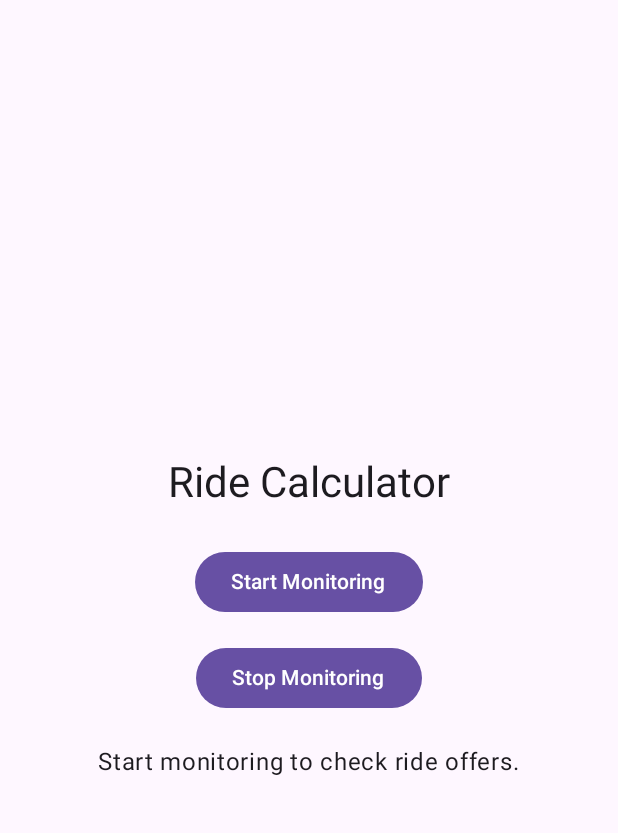
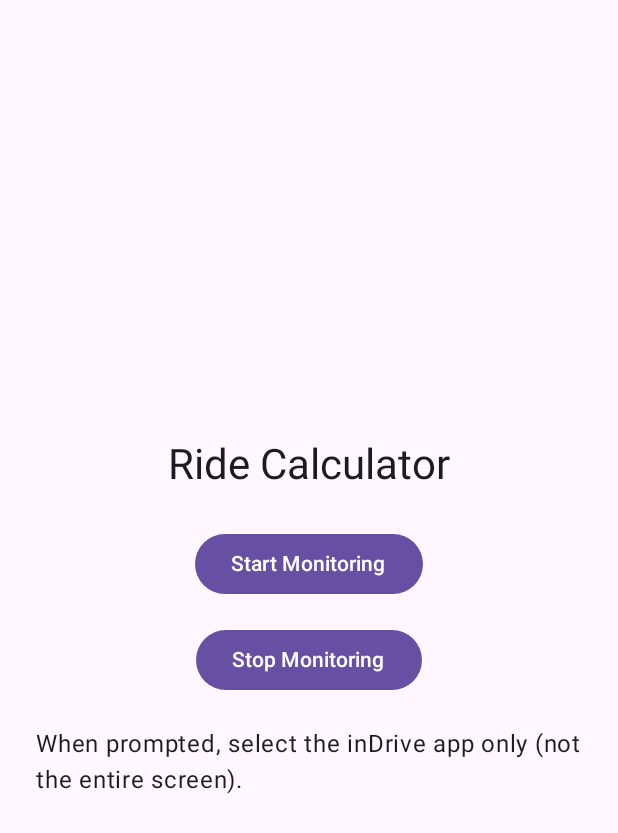
Before and after one commit to sohail25509/Ride-Calculator, an Android app built with Jetpack Compose: the screen it shows after launch (MainActivity), after a tap on "Stop Monitoring", on a phone screen of 412 x 824 dp. Shown: the top 833 px of the screen. Run offline under Robolectric (Android 15) with nearby library versions, the phone set to English and light mode, and no system bars.

Commit message:
Harden capture, stop flow, OCR diagnostics and ride decision tests

```diff
--- a/app/src/main/java/com/ridecalculator/app/MainActivity.kt
+++ b/app/src/main/java/com/ridecalculator/app/MainActivity.kt
@@ -65,7 +65,7 @@ class MainActivity : ComponentActivity() {
                         }
 
                         Spacer(modifier = Modifier.height(20.dp))
-                        Text("Start monitoring to check ride offers.")
+                        Text("When prompted, select the inDrive app only (not the entire screen).")
                     }
                 }
             }
@@ -95,10 +95,7 @@ class MainActivity : ComponentActivity() {
             action = MonitoringService.ACTION_STOP
         }
 
-        if (Build.VERSION.SDK_INT >= Build.VERSION_CODES.O) {
-            startForegroundService(serviceIntent)
-        } else {
-            startService(serviceIntent)
-        }
+        // Stop is not a foreground-service start; use the normal service start path.
+        startService(serviceIntent)
     }
 }
```
